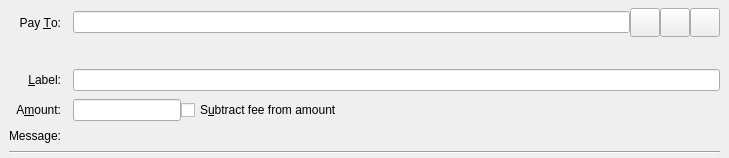
First picture: the form in src/qt/forms/sendcoinsentry.ui, repository firoorg/firo, before the edit.
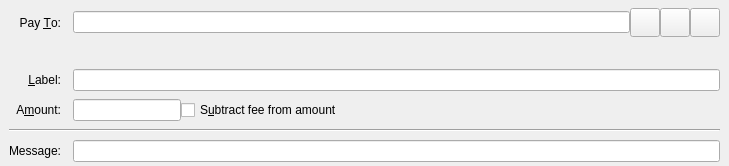
Second picture: the form after the edit. Icons and pictures are not drawn. Custom widgets are drawn as their Qt base class.

Commit message: Add memo field in UI

```diff
--- a/src/qt/forms/sendcoinsentry.ui
+++ b/src/qt/forms/sendcoinsentry.ui
@@ -221,7 +221,7 @@
       </item>
      </layout>
     </item>
-    <item row="4" column="0">
+    <item row="6" column="0">
      <widget class="QLabel" name="messageLabel">
       <property name="text">
        <string>Message:</string>
@@ -231,15 +231,12 @@
       </property>
      </widget>
     </item>
-    <item row="4" column="1">
-     <widget class="QLabel" name="messageTextLabel">
+    <item row="6" column="1">
+    <widget class="QLineEdit" name="messageTextLabel">
       <property name="toolTip">
        <string>A message that was attached to the firo: URI which will be stored with the transaction for your reference. Note: This message will not be sent over the Firo network.</string>
       </property>
-      <property name="textFormat">
-       <enum>Qt::PlainText</enum>
-      </property>
-     </widget>
+    </widget>
     </item>
     <item row="5" column="0" colspan="2">
      <widget class="Line" name="line">
```
Left out of the diff: 2 changed lines with no effect on the pictures. The commit also changes 4 other files.
